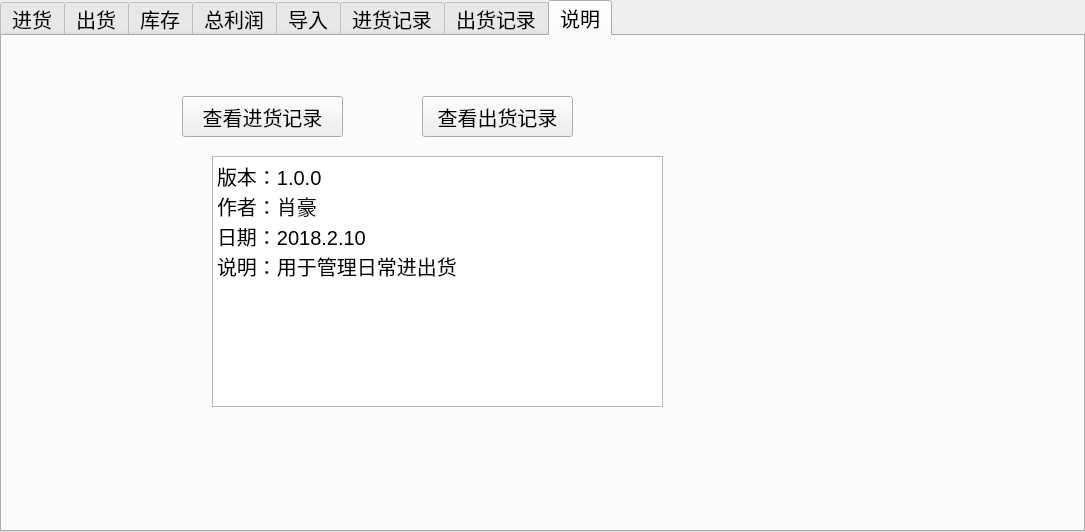
This is my/mainwidget.ui in XHApplet/GoodsBook as Qt 5 draws it before an edit. The edited form follows.
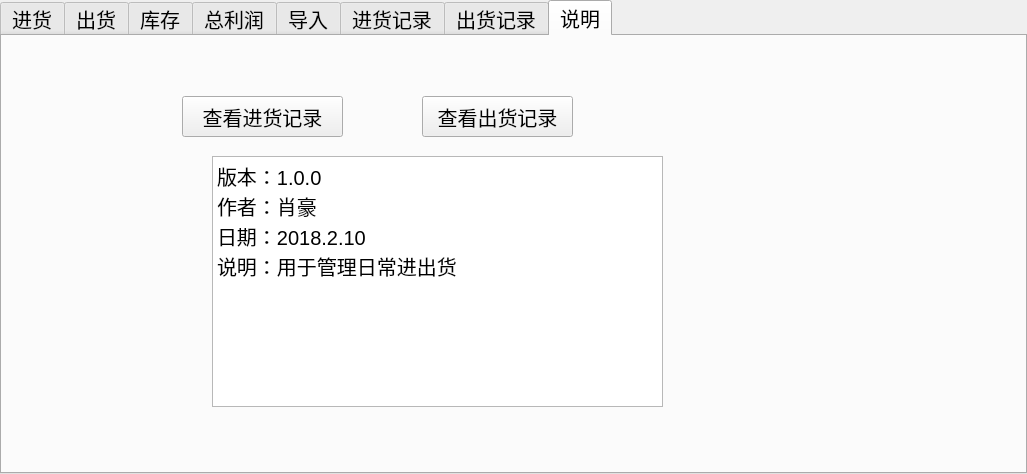
This is the edited form. The open tabs and pages were chosen to show the change. Icons and pictures are not drawn. Custom widgets are drawn as their Qt base class.

Patch:
```diff
--- a/my/mainwidget.ui
+++ b/my/mainwidget.ui
@@ -6,8 +6,8 @@
    <rect>
     <x>0</x>
     <y>0</y>
-    <width>1085</width>
-    <height>532</height>
+    <width>1027</width>
+    <height>474</height>
    </rect>
   </property>
   <property name="font">
```
Left out of the diff: 16 changed lines with no effect on the pictures.
